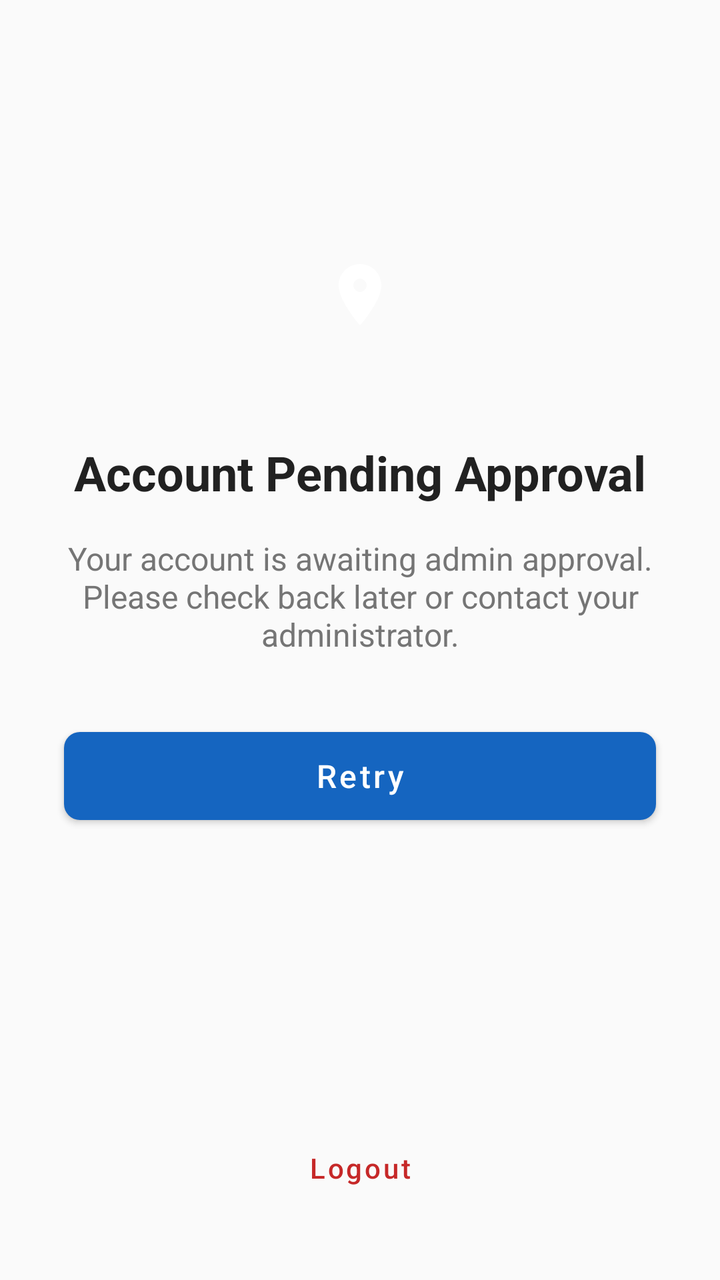
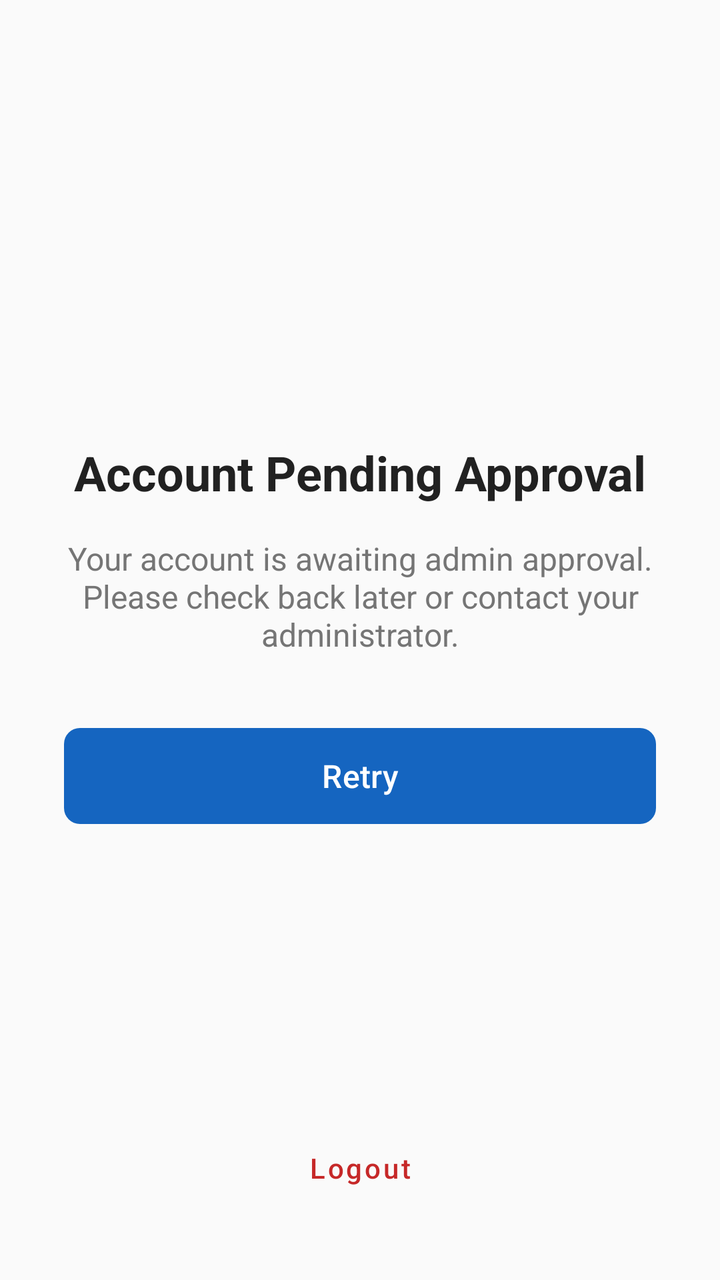

Two renders of the same Android screen: before a commit and after it. Below are the layout's source before the change and the commit's diff.
<!-- AndroidManifest.xml: activity theme Theme.FieldTrack.NoActionBar -->
<!-- res/layout/activity_pending_approval.xml -->
<?xml version="1.0" encoding="utf-8"?>
<androidx.constraintlayout.widget.ConstraintLayout xmlns:android="http://schemas.android.com/apk/res/android"
    xmlns:app="http://schemas.android.com/apk/res-auto"
    android:layout_width="match_parent"
    android:layout_height="match_parent"
    android:background="@color/background">

    <ImageView
        android:id="@+id/iv_icon"
        android:layout_width="96dp"
        android:layout_height="96dp"
        android:src="@drawable/ic_launcher_foreground"
        android:layout_marginTop="100dp"
        app:layout_constraintTop_toTopOf="parent"
        app:layout_constraintStart_toStartOf="parent"
        app:layout_constraintEnd_toEndOf="parent"
        android:contentDescription="@string/app_name" />

    <TextView
        android:id="@+id/tv_title"
        android:layout_width="0dp"
        android:layout_height="wrap_content"
        android:text="@string/pending_approval_title"
        android:textSize="24sp"
        android:textStyle="bold"
        android:textColor="@color/on_background"
        android:gravity="center"
        android:layout_marginTop="24dp"
        android:paddingHorizontal="32dp"
        app:layout_constraintTop_toBottomOf="@id/iv_icon"
        app:layout_constraintStart_toStartOf="parent"
        app:layout_constraintEnd_toEndOf="parent" />

    <TextView
        android:id="@+id/tv_message"
        android:layout_width="0dp"
        android:layout_height="wrap_content"
        android:text="@string/pending_approval_message"
        android:textSize="16sp"
        android:textColor="@color/on_surface_variant"
        android:gravity="center"
        android:layout_marginTop="16dp"
        android:paddingHorizontal="32dp"
        app:layout_constraintTop_toBottomOf="@id/tv_title"
        app:layout_constraintStart_toStartOf="parent"
        app:layout_constraintEnd_toEndOf="parent" />

    <ProgressBar
        android:id="@+id/progress_bar"
        android:layout_width="wrap_content"
        android:layout_height="wrap_content"
        android:visibility="gone"
        android:layout_marginTop="24dp"
        app:layout_constraintTop_toBottomOf="@id/tv_message"
        app:layout_constraintStart_toStartOf="parent"
        app:layout_constraintEnd_toEndOf="parent" />

    <com.google.android.material.button.MaterialButton
        android:id="@+id/btn_retry"
        android:layout_width="0dp"
        android:layout_height="56dp"
        android:text="@string/retry"
        android:textAllCaps="false"
        android:textSize="16sp"
        app:cornerRadius="8dp"
        android:layout_marginTop="32dp"
        android:layout_marginHorizontal="32dp"
        app:layout_constraintTop_toBottomOf="@id/progress_bar"
        app:layout_constraintStart_toStartOf="parent"
        app:layout_constraintEnd_toEndOf="parent" />

    <com.google.android.material.button.MaterialButton
        android:id="@+id/btn_logout"
        style="@style/Widget.MaterialComponents.Button.TextButton"
        android:layout_width="wrap_content"
        android:layout_height="wrap_content"
        android:text="@string/logout"
        android:textAllCaps="false"
        android:textColor="@color/status_rejected"
        app:layout_constraintBottom_toBottomOf="parent"
        app:layout_constraintStart_toStartOf="parent"
        app:layout_constraintEnd_toEndOf="parent"
        android:layout_marginBottom="32dp" />

</androidx.constraintlayout.widget.ConstraintLayout>
<!-- resources referenced by this layout -->
<resources>
  <color name="background">#FAFAFA</color>
  <color name="on_background">#212121</color>
  <color name="on_surface_variant">#757575</color>
  <color name="status_rejected">#C62828</color>
  <!-- drawable ic_launcher_foreground (drawable) -->
  <?xml version="1.0" encoding="utf-8"?>
  <vector xmlns:android="http://schemas.android.com/apk/res/android"
      android:width="108dp"
      android:height="108dp"
      android:viewportWidth="108"
      android:viewportHeight="108">
      <path
          android:fillColor="#FFFFFF"
          android:pathData="M54,36C47.37,36 42,41.37 42,48c0,9 12,22.5 12,22.5s12,-13.5 12,-22.5c0,-6.63 -5.37,-12 -12,-12zM54,51.75c-2.07,0 -3.75,-1.68 -3.75,-3.75s1.68,-3.75 3.75,-3.75 3.75,1.68 3.75,3.75 -1.68,3.75 -3.75,3.75z" />
  </vector>
  <string name="app_name">FieldTrack</string>
  <string name="logout">Logout</string>
  <string name="pending_approval_message">Your account is awaiting admin approval.\nPlease check back later or contact your administrator.</string>
  <string name="pending_approval_title">Account Pending Approval</string>
  <string name="retry">Retry</string>
  <style name="Theme.FieldTrack.NoActionBar" parent="Theme.MaterialComponents.Light.NoActionBar">
          <item name="colorPrimary">@color/primary</item>
          <item name="colorPrimaryDark">@color/primary_dark</item>
          <item name="colorPrimaryVariant">@color/primary_variant</item>
          <item name="colorOnPrimary">@color/on_primary</item>
          <item name="colorSecondary">@color/secondary</item>
          <item name="colorSecondaryVariant">@color/secondary_variant</item>
          <item name="colorOnSecondary">@color/on_secondary</item>
          <item name="android:colorBackground">@color/background</item>
          <item name="colorOnBackground">@color/on_background</item>
          <item name="colorSurface">@color/surface</item>
          <item name="colorOnSurface">@color/on_surface</item>
          <item name="colorError">@color/error</item>
          <item name="colorOnError">@color/on_error</item>
          <item name="android:statusBarColor">@color/primary_dark</item>
      </style>
  <color name="primary">#1565C0</color>
  <color name="primary_dark">#0D47A1</color>
  <color name="primary_variant">#1976D2</color>
  <color name="on_primary">#FFFFFF</color>
  <color name="secondary">#00897B</color>
  <color name="secondary_variant">#00695C</color>
  <color name="on_secondary">#FFFFFF</color>
  <color name="surface">#FFFFFF</color>
  <color name="on_surface">#212121</color>
  <color name="error">#D32F2F</color>
  <color name="on_error">#FFFFFF</color>
</resources>

<!-- the commit's change to res/layout/activity_pending_approval.xml (unified diff, before → after) -->
@@ -9,7 +9,7 @@
         android:id="@+id/iv_icon"
         android:layout_width="96dp"
         android:layout_height="96dp"
-        android:src="@drawable/ic_launcher_foreground"
+        android:src="@mipmap/ic_launcher"
         android:layout_marginTop="100dp"
         app:layout_constraintTop_toTopOf="parent"
         app:layout_constraintStart_toStartOf="parent"
<!-- resource entries referenced after the edit -->
@@ -4,29 +4,22 @@
   <color name="on_background">#212121</color>
   <color name="on_surface_variant">#757575</color>
   <color name="status_rejected">#C62828</color>
-  <!-- drawable ic_launcher_foreground (drawable) -->
+  <!-- mipmap ic_launcher (mipmap-anydpi-v26) -->
   <?xml version="1.0" encoding="utf-8"?>
-  <vector xmlns:android="http://schemas.android.com/apk/res/android"
-      android:width="108dp"
-      android:height="108dp"
-      android:viewportWidth="108"
-      android:viewportHeight="108">
-      <path
-          android:fillColor="#FFFFFF"
-          android:pathData="M54,36C47.37,36 42,41.37 42,48c0,9 12,22.5 12,22.5s12,-13.5 12,-22.5c0,-6.63 -5.37,-12 -12,-12zM54,51.75c-2.07,0 -3.75,-1.68 -3.75,-3.75s1.68,-3.75 3.75,-3.75 3.75,1.68 3.75,3.75 -1.68,3.75 -3.75,3.75z" />
-  </vector>
+  <adaptive-icon xmlns:android="http://schemas.android.com/apk/res/android">
+    <background android:drawable="@mipmap/ic_launcher_adaptive_back"/>
+    <foreground android:drawable="@mipmap/ic_launcher_adaptive_fore"/>
+  </adaptive-icon>
   <string name="app_name">FieldTrack</string>
   <string name="logout">Logout</string>
   <string name="pending_approval_message">Your account is awaiting admin approval.\nPlease check back later or contact your administrator.</string>
   <string name="pending_approval_title">Account Pending Approval</string>
   <string name="retry">Retry</string>
-  <style name="Theme.FieldTrack.NoActionBar" parent="Theme.MaterialComponents.Light.NoActionBar">
+  <style name="Theme.FieldTrack.NoActionBar" parent="Theme.Material3.Light.NoActionBar">
           <item name="colorPrimary">@color/primary</item>
-          <item name="colorPrimaryDark">@color/primary_dark</item>
-          <item name="colorPrimaryVariant">@color/primary_variant</item>
+          <item name="colorPrimaryContainer">@color/primary_dark</item>
           <item name="colorOnPrimary">@color/on_primary</item>
           <item name="colorSecondary">@color/secondary</item>
-          <item name="colorSecondaryVariant">@color/secondary_variant</item>
           <item name="colorOnSecondary">@color/on_secondary</item>
           <item name="android:colorBackground">@color/background</item>
           <item name="colorOnBackground">@color/on_background</item>
@@ -38,10 +31,8 @@
       </style>
   <color name="primary">#1565C0</color>
   <color name="primary_dark">#0D47A1</color>
-  <color name="primary_variant">#1976D2</color>
   <color name="on_primary">#FFFFFF</color>
   <color name="secondary">#00897B</color>
-  <color name="secondary_variant">#00695C</color>
   <color name="on_secondary">#FFFFFF</color>
   <color name="surface">#FFFFFF</color>
   <color name="on_surface">#212121</color>
